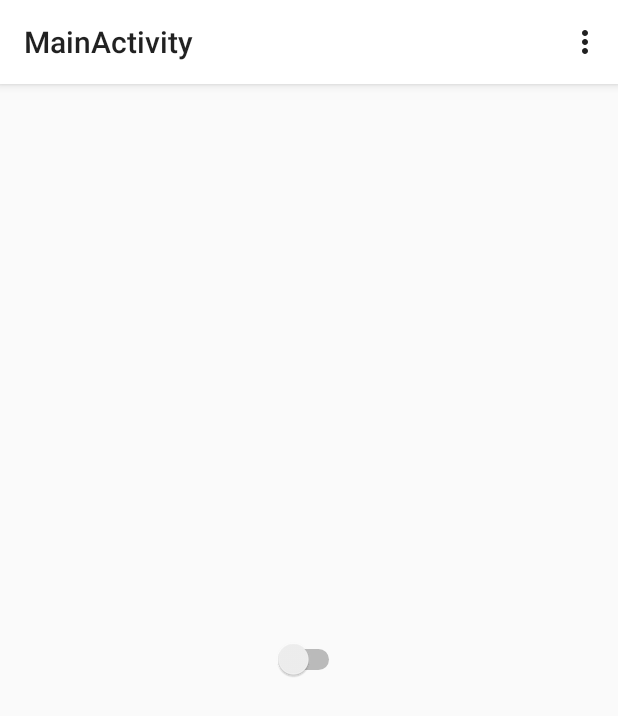
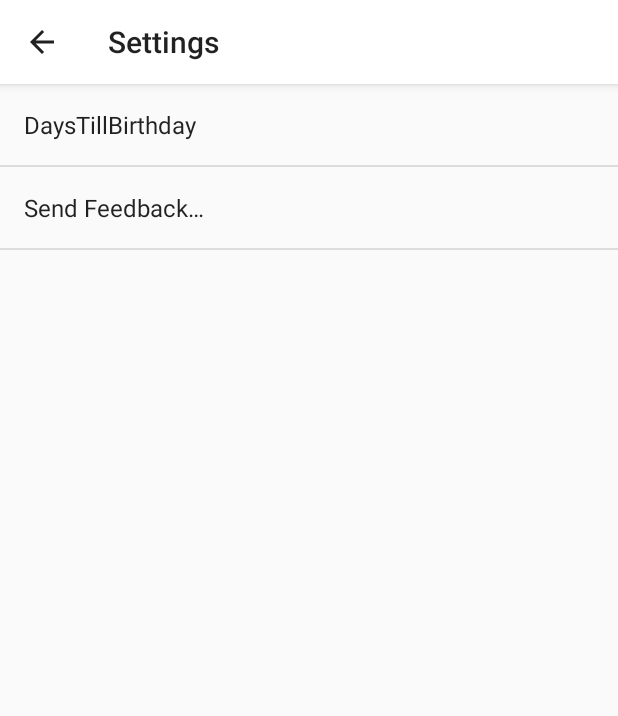
Before and after one commit to dkunzler/lockscreenbirthdays, an Android app: the screen it shows after launch (MainActivity), in the options menu, after a tap on "Settings", on a phone screen of 412 x 824 dp. Shown: the top 716 px of the screen. Run offline under Robolectric (Android 15) with nearby library versions, the phone set to English and light mode, and no system bars; our stand-ins replace ButterKnife; libraries missing offline, so code that uses them is left out: de.devland.esperandro; 5 statements that could not run were skipped.

Commit message:
Preferences and other stuff

```diff
--- a/app/src/main/java/de/devland/lockscreenbirthdays/BirthdayService.java
+++ b/app/src/main/java/de/devland/lockscreenbirthdays/BirthdayService.java
@@ -82,7 +82,7 @@ public class BirthdayService extends Service {
             List<Contact> allContactsWithBirthdays = Contact.getAllContactsWithBirthdays(getApplicationContext());
             List<Contact> birthdaysInRange = new ArrayList<>();
             for (Contact contact : allContactsWithBirthdays) {
-                if (contact.daysTillBirthday() < defaultPrefs.maxDaysTillBirthday()) {
+                if (contact.daysTillBirthday() < Integer.parseInt(defaultPrefs.maxDaysTillBirthday())) {
                     birthdaysInRange.add(contact);
                 }
             }
--- a/app/src/main/java/de/devland/lockscreenbirthdays/MainActivity.java
+++ b/app/src/main/java/de/devland/lockscreenbirthdays/MainActivity.java
@@ -1,10 +1,12 @@
 package de.devland.lockscreenbirthdays;
 
 import android.app.Activity;
-import android.content.Intent;
+import android.app.FragmentManager;
 import android.os.Bundle;
-import android.view.Menu;
 import android.view.MenuItem;
+
+import de.devland.esperandro.Esperandro;
+import de.devland.lockscreenbirthdays.prefs.DefaultPrefs;
 
 
 public class MainActivity extends Activity {
@@ -18,29 +20,23 @@ public class MainActivity extends Activity {
                     .add(R.id.container, new MainFragment())
                     .commit();
         }
+        Esperandro.getPreferences(DefaultPrefs.class, this).initDefaults();
     }
 
 
     @Override
-    public boolean onCreateOptionsMenu(Menu menu) {
-        // Inflate the menu; this adds items to the action bar if it is present.
-        getMenuInflater().inflate(R.menu.menu_main, menu);
-        return true;
-    }
-
-    @Override
     public boolean onOptionsItemSelected(MenuItem item) {
-        // Handle action bar item clicks here. The action bar will
-        // automatically handle clicks on the Home/Up button, so long
-        // as you specify a parent activity in AndroidManifest.xml.
         int id = item.getItemId();
-
-        //noinspection SimplifiableIfStatement
-        if (id == R.id.action_settings) {
+        if (id == android.R.id.home) {
+            FragmentManager fm = getFragmentManager();
+            if (fm.getBackStackEntryCount() > 0) {
+                if (fm.getBackStackEntryCount() == 1) {
+                    getActionBar().setDisplayHomeAsUpEnabled(false);
+                }
+                fm.popBackStack();
+            }
             return true;
         }
-
         return super.onOptionsItemSelected(item);
     }
-
 }
--- a/app/src/main/java/de/devland/lockscreenbirthdays/MainFragment.java
+++ b/app/src/main/java/de/devland/lockscreenbirthdays/MainFragment.java
@@ -1,9 +1,13 @@
 package de.devland.lockscreenbirthdays;
 
+import android.app.Activity;
 import android.app.Fragment;
 import android.content.Intent;
 import android.os.Bundle;
 import android.view.LayoutInflater;
+import android.view.Menu;
+import android.view.MenuInflater;
+import android.view.MenuItem;
 import android.view.View;
 import android.view.ViewGroup;
 import android.widget.CompoundButton;
@@ -13,6 +17,7 @@ import butterknife.ButterKnife;
 import butterknife.InjectView;
 import de.devland.esperandro.Esperandro;
 import de.devland.lockscreenbirthdays.prefs.DefaultPrefs;
+import de.devland.lockscreenbirthdays.prefs.SettingsFragment;
 
 /**
  * Created by David Kunzler on 03.01.2015.
@@ -26,6 +31,7 @@ public class MainFragment extends Fragment {
     @Override
     public void onCreate(Bundle savedInstanceState) {
         super.onCreate(savedInstanceState);
+        setHasOptionsMenu(true);
 
         defaultPrefs = Esperandro.getPreferences(DefaultPrefs.class, getActivity());
     }
@@ -35,6 +41,15 @@ public class MainFragment extends Fragment {
                              Bundle savedInstanceState) {
         View rootView = inflater.inflate(R.layout.fragment_main, container, false);
         return rootView;
+    }
+
+    @Override
+    public void onAttach(Activity activity) {
+        super.onAttach(activity);
+
+        if (activity.getActionBar() != null) {
+            activity.getActionBar().setTitle(R.string.title_activity_main);
+        }
     }
 
     @Override
@@ -56,4 +71,29 @@ public class MainFragment extends Fragment {
             }
         });
     }
+
+    @Override
+    public void onCreateOptionsMenu(Menu menu, MenuInflater inflater) {
+        inflater.inflate(R.menu.menu_main, menu);
+    }
+
+    @Override
+    public boolean onOptionsItemSelected(MenuItem item) {
+        // Handle action bar item clicks here. The action bar will
+        // automatically handle clicks on the Home/Up button, so long
+        // as you specify a parent activity in AndroidManifest.xml.
+        int id = item.getItemId();
+
+        //noinspection SimplifiableIfStatement
+        if (id == R.id.action_settings) {
+            getFragmentManager().
+                    beginTransaction().
+                    replace(R.id.container, new SettingsFragment()).
+                    addToBackStack("settings").
+                    commit();
+            return true;
+        }
+
+        return super.onOptionsItemSelected(item);
+    }
 }
--- a/app/src/main/java/de/devland/lockscreenbirthdays/prefs/DefaultPrefs.java
+++ b/app/src/main/java/de/devland/lockscreenbirthdays/prefs/DefaultPrefs.java
@@ -10,9 +10,9 @@ import de.devland.esperandro.annotations.SharedPreferences;
 @SharedPreferences
 public interface DefaultPrefs extends SharedPreferenceActions {
 
-    @Default(ofInt = 2)
-    int maxDaysTillBirthday();
-    void maxDaysTillBirthday(int daysTillBirthday);
+    @Default(ofString = "2")
+    String maxDaysTillBirthday();
+    void maxDaysTillBirthday(String daysTillBirthday);
 
     @Default(ofBoolean = false)
     boolean serviceEnabled();
--- /dev/null
+++ b/app/src/main/java/de/devland/lockscreenbirthdays/prefs/SettingsFragment.java
@@ -0,0 +1,88 @@
+package de.devland.lockscreenbirthdays.prefs;
+
+import android.app.Activity;
+import android.os.Bundle;
+import android.preference.ListPreference;
+import android.preference.Preference;
+import android.preference.PreferenceFragment;
+import android.preference.PreferenceManager;
+
+import de.devland.lockscreenbirthdays.R;
+
+/**
+ * Created by David Kunzler on 04.01.2015.
+ */
+public class SettingsFragment extends PreferenceFragment {
+
+    @Override
+    public void onCreate(Bundle savedInstanceState) {
+        super.onCreate(savedInstanceState);
+
+        addPreferencesFromResource(R.xml.pref_main);
+
+        bindPreferenceSummaryToValue(findPreference("maxDaysTillBirthday"));
+    }
+
+    @Override
+    public void onAttach(Activity activity) {
+        super.onAttach(activity);
+
+        if (activity.getActionBar() != null) {
+            activity.getActionBar().setDisplayHomeAsUpEnabled(true);
+            activity.getActionBar().setTitle(R.string.action_settings);
+        }
+    }
+
+    /**
+     * A preference value change listener that updates the preference's summary
+     * to reflect its new value.
+     */
+    private Preference.OnPreferenceChangeListener bindPreferenceSummaryToValueListener = new Preference.OnPreferenceChangeListener() {
+        @Override
+        public boolean onPreferenceChange(Preference preference, Object value) {
+            String stringValue = value != null ? value.toString() : "";
+
+            if (preference instanceof ListPreference) {
+                // For list preferences, look up the correct display value in
+                // the preference's 'entries' list.
+                ListPreference listPreference = (ListPreference) preference;
+                int index = listPreference.findIndexOfValue(stringValue);
+
+                // Set the summary to reflect the new value.
+                preference.setSummary(
+                        index >= 0
+                                ? listPreference.getEntries()[index]
+                                : null);
+            } else {
+                // For all other preferences, set the summary to the value's
+                // simple string representation.
+                preference.setSummary(stringValue);
+            }
+            return true;
+        }
+    };
+
+
+    /**
+     * Binds a preference's summary to its value. More specifically, when the
+     * preference's value is changed, its summary (line of text below the
+     * preference title) is updated to reflect the value. The summary is also
+     * immediately updated upon calling this method. The exact display format is
+     * dependent on the type of preference.
+     *
+     * @see #bindPreferenceSummaryToValueListener
+     */
+    protected void bindPreferenceSummaryToValue(Preference preference) {
+        if (preference != null) {
+            // Set the listener to watch for value changes.
+            preference.setOnPreferenceChangeListener(bindPreferenceSummaryToValueListener);
+
+            // Trigger the listener immediately with the preference's
+            // current value.
+            bindPreferenceSummaryToValueListener.onPreferenceChange(preference,
+                    PreferenceManager
+                            .getDefaultSharedPreferences(preference.getContext())
+                            .getAll().get(preference.getKey()));
+        }
+    }
+}
--- a/app/src/main/res/values/strings.xml
+++ b/app/src/main/res/values/strings.xml
@@ -3,8 +3,8 @@
 
     <string name="app_name">Lockscreen Birthdays</string>
     <string name="title_activity_main">MainActivity</string>
-    <string name="hello_world">Hello world!</string>
     <string name="action_settings">Settings</string>
+    <string name="title_feedback">Send Feedback…</string>
 
     <string name="birthday_tomorrow">Tomorrow is %1$s\'s birthday!</string>
     <string name="birthday_today">It\'s %1$s\'s birthday today!</string>
--- /dev/null
+++ b/app/src/main/res/xml/pref_main.xml
@@ -0,0 +1,8 @@
+<?xml version="1.0" encoding="utf-8"?>
+<PreferenceScreen xmlns:android="http://schemas.android.com/apk/res/android">
+    <EditTextPreference
+        android:title="DaysTillBirthday"
+        android:inputType="number"
+        android:key="maxDaysTillBirthday" />
+    <de.devland.lockscreenbirthdays.prefs.FeedbackPreference android:title="@string/title_feedback" />
+</PreferenceScreen>
```
Also changed, not shown: app/src/main/java/de/devland/lockscreenbirthdays/prefs/FeedbackPreference.java (added, +60 -0 lines), 1 other file.
